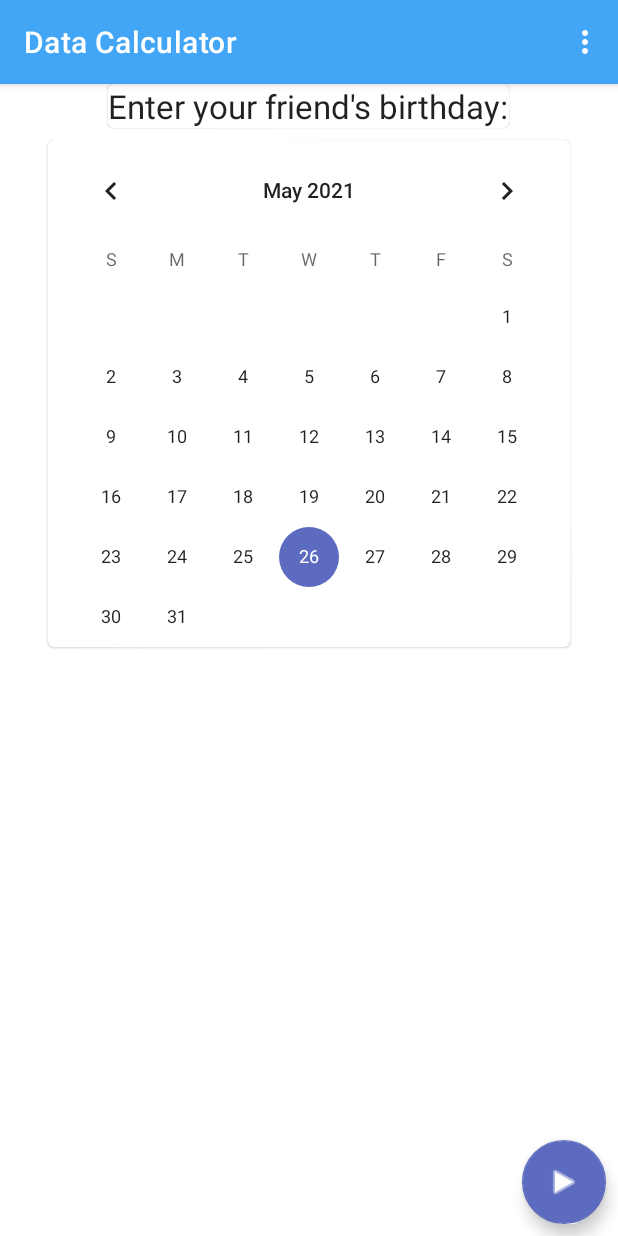
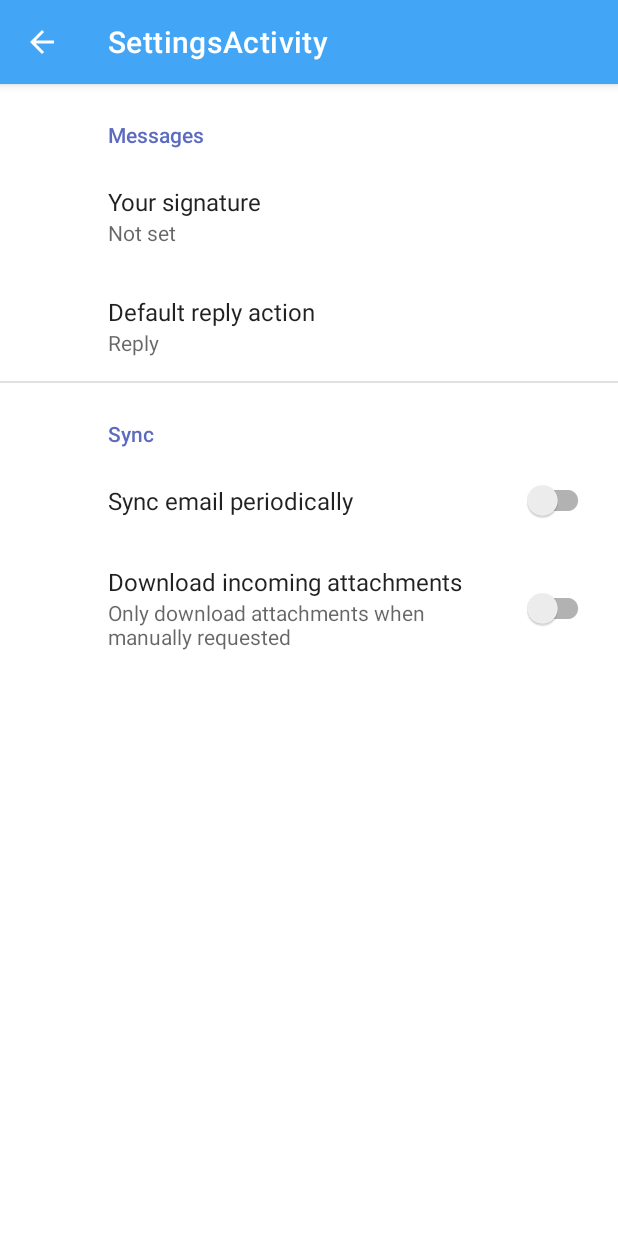
Before and after one commit to jberger8/MCON-521-Term-Project, an Android app: the MainActivity screen opened directly, with no data from a screen before it, in the options menu, after a tap on "Settings", on a phone screen of 412 x 824 dp. Run offline under Robolectric (Android 15) with nearby library versions, the phone set to English and light mode, and no system bars; our stand-ins replace androidx.preference.

Commit message:
add settings activity

```diff
--- a/app/build.gradle
+++ b/app/build.gradle
@@ -35,6 +35,7 @@ dependencies {
     implementation 'androidx.constraintlayout:constraintlayout:2.0.4'
     implementation 'androidx.navigation:navigation-fragment:2.3.5'
     implementation 'androidx.navigation:navigation-ui:2.3.5'
+    implementation 'androidx.preference:preference:1.1.1'
     testImplementation 'junit:junit:4.+'
     androidTestImplementation 'androidx.test.ext:junit:1.1.2'
     androidTestImplementation 'androidx.test.espresso:espresso-core:3.3.0'
--- a/app/src/main/AndroidManifest.xml
+++ b/app/src/main/AndroidManifest.xml
@@ -9,9 +9,12 @@
         android:roundIcon="@mipmap/ic_launcher_round"
         android:supportsRtl="true"
         android:theme="@style/Theme.DataCalculator">
-        <activity android:name=".SplashActivity"
+        <activity
+            android:name=".SettingsActivity"
+            android:label="@string/title_activity_settings"></activity>
+        <activity
+            android:name=".SplashActivity"
             android:theme="@style/Theme.DataCalculator.NoActionBar.SplashScreenTheme">
-
             <intent-filter>
                 <action android:name="android.intent.action.MAIN" />
 
--- a/app/src/main/java/com/example/data_calculator/MainActivity.java
+++ b/app/src/main/java/com/example/data_calculator/MainActivity.java
@@ -1,5 +1,6 @@
 package com.example.data_calculator;
 
+import android.content.Intent;
 import android.os.Bundle;
 
 import com.google.android.material.floatingactionbutton.FloatingActionButton;
@@ -70,6 +71,10 @@ public class MainActivity extends AppCompatActivity {
                 break;
 
             case R.id.action_settings:
+                Intent i = new Intent(MainActivity.this,
+                        SettingsActivity.class);
+
+                startActivity(i);
                 break;
         }
 
--- /dev/null
+++ b/app/src/main/java/com/example/data_calculator/SettingsActivity.java
@@ -0,0 +1,33 @@
+package com.example.data_calculator;
+
+import android.os.Bundle;
+
+import androidx.appcompat.app.ActionBar;
+import androidx.appcompat.app.AppCompatActivity;
+import androidx.preference.PreferenceFragmentCompat;
+
+public class SettingsActivity extends AppCompatActivity {
+
+    @Override
+    protected void onCreate(Bundle savedInstanceState) {
+        super.onCreate(savedInstanceState);
+        setContentView(R.layout.settings_activity);
+        if (savedInstanceState == null) {
+            getSupportFragmentManager()
+                    .beginTransaction()
+                    .replace(R.id.settings, new SettingsFragment())
+                    .commit();
+        }
+        ActionBar actionBar = getSupportActionBar();
+        if (actionBar != null) {
+            actionBar.setDisplayHomeAsUpEnabled(true);
+        }
+    }
+
+    public static class SettingsFragment extends PreferenceFragmentCompat {
+        @Override
+        public void onCreatePreferences(Bundle savedInstanceState, String rootKey) {
+            setPreferencesFromResource(R.xml.root_preferences, rootKey);
+        }
+    }
+}
--- /dev/null
+++ b/app/src/main/res/layout/settings_activity.xml
@@ -0,0 +1,9 @@
+<LinearLayout xmlns:android="http://schemas.android.com/apk/res/android"
+    android:layout_width="match_parent"
+    android:layout_height="match_parent">
+
+    <FrameLayout
+        android:id="@+id/settings"
+        android:layout_width="match_parent"
+        android:layout_height="match_parent" />
+</LinearLayout>
--- /dev/null
+++ b/app/src/main/res/values/arrays.xml
@@ -0,0 +1,12 @@
+<resources>
+    <!-- Reply Preference -->
+    <string-array name="reply_entries">
+        <item>Reply</item>
+        <item>Reply to all</item>
+    </string-array>
+
+    <string-array name="reply_values">
+        <item>reply</item>
+        <item>reply_all</item>
+    </string-array>
+</resources>
--- a/app/src/main/res/values/strings.xml
+++ b/app/src/main/res/values/strings.xml
@@ -13,4 +13,20 @@
     <string name="about">About</string>
     <string name="birthday_result">Your friend\'s birthday is in</string>
     <string name="about_message">Created by Sruli Brach and Jacob Berger. A++</string>
+    <string name="title_activity_settings">SettingsActivity</string>
+
+    <!-- Preference Titles -->
+    <string name="messages_header">Messages</string>
+    <string name="sync_header">Sync</string>
+
+    <!-- Messages Preferences -->
+    <string name="signature_title">Your signature</string>
+    <string name="reply_title">Default reply action</string>
+
+    <!-- Sync Preferences -->
+    <string name="sync_title">Sync email periodically</string>
+    <string name="attachment_title">Download incoming attachments</string>
+    <string name="attachment_summary_on">Automatically download attachments for incoming emails
+    </string>
+    <string name="attachment_summary_off">Only download attachments when manually requested</string>
 </resources>
--- /dev/null
+++ b/app/src/main/res/xml/root_preferences.xml
@@ -0,0 +1,35 @@
+<PreferenceScreen xmlns:app="http://schemas.android.com/apk/res-auto">
+
+    <PreferenceCategory app:title="@string/messages_header">
+
+        <EditTextPreference
+            app:key="signature"
+            app:title="@string/signature_title"
+            app:useSimpleSummaryProvider="true" />
+
+        <ListPreference
+            app:defaultValue="reply"
+            app:entries="@array/reply_entries"
+            app:entryValues="@array/reply_values"
+            app:key="reply"
+            app:title="@string/reply_title"
+            app:useSimpleSummaryProvider="true" />
+
+    </PreferenceCategory>
+
+    <PreferenceCategory app:title="@string/sync_header">
+
+        <SwitchPreferenceCompat
+            app:key="sync"
+            app:title="@string/sync_title" />
+
+        <SwitchPreferenceCompat
+            app:dependency="sync"
+            app:key="attachment"
+            app:summaryOff="@string/attachment_summary_off"
+            app:summaryOn="@string/attachment_summary_on"
+            app:title="@string/attachment_title" />
+
+    </PreferenceCategory>
+
+</PreferenceScreen>
```
Also changed, not shown: 343 other files.
